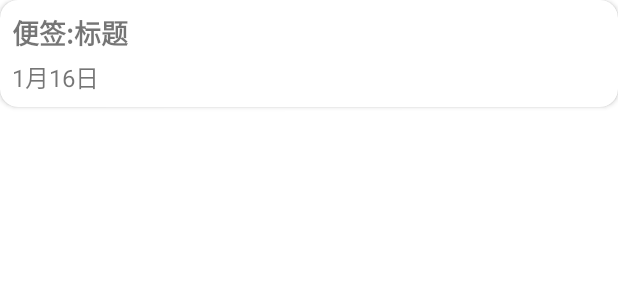
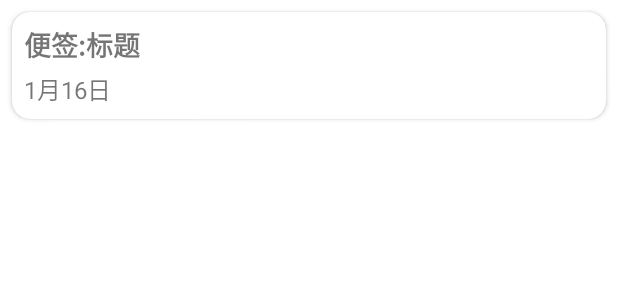
Before and after one commit to Android5730/NotePadDemo, an Android app: the layout item_home_page.xml on its own in the app's theme, with its tools: preview values and no code run, on a phone screen of 412 x 824 dp. Shown: the top 300 px of the screen. Run offline under Robolectric (Android 15) with nearby library versions, the phone set to English and light mode, and no system bars.

```diff
--- a/app/build.gradle
+++ b/app/build.gradle
@@ -52,4 +52,6 @@ dependencies {
     implementation 'androidx.navigation:navigation-ui:2.4.1'
     // EventBus
     implementation("org.greenrobot:eventbus:3.3.1")
+
+
 }
--- a/app/src/main/java/com/itaem/memodemo/Activity/MainActivity.java
+++ b/app/src/main/java/com/itaem/memodemo/Activity/MainActivity.java
@@ -1,10 +1,8 @@
 package com.itaem.memodemo.Activity;
 
 import androidx.appcompat.app.AppCompatActivity;
-import androidx.fragment.app.Fragment;
 import androidx.fragment.app.FragmentManager;
 
-import android.content.Intent;
 import android.os.Bundle;
 
 import com.itaem.memodemo.Fragment.HomePageFragment;
@@ -19,6 +17,7 @@ public class MainActivity extends AppCompatActivity {
         setContentView(R.layout.activity_main);
         initView();
     }
+
     /**
      * 加载碎片
      */
--- a/app/src/main/java/com/itaem/memodemo/data/NoteEntity.java
+++ b/app/src/main/java/com/itaem/memodemo/data/NoteEntity.java
@@ -5,10 +5,10 @@ import androidx.room.Entity;
 import androidx.room.PrimaryKey;
 
 // 实体，即数据库里的表
-@Entity
+@Entity(tableName = "NoteEntity")
 public class NoteEntity {
     // 主键
-    @PrimaryKey
+    @PrimaryKey(autoGenerate = true)
     private int id;
     // 笔记标题
     @ColumnInfo(name = "note_title")
--- a/app/src/main/res/layout/item_home_page.xml
+++ b/app/src/main/res/layout/item_home_page.xml
@@ -9,7 +9,8 @@
     <androidx.cardview.widget.CardView
         app:cardCornerRadius="12dp"
         android:layout_width="match_parent"
-        android:layout_height="wrap_content">
+        android:layout_height="wrap_content"
+        android:layout_margin="8dp">
 
         <androidx.constraintlayout.widget.ConstraintLayout
             android:layout_width="match_parent"
```
Also changed, not shown: app/src/main/java/com/itaem/memodemo/Fragment/NoteShowFragment.java (+20 -29 lines), app/src/main/java/com/itaem/memodemo/viewModel/HomePageViewModel.java (+1 -11 lines).
